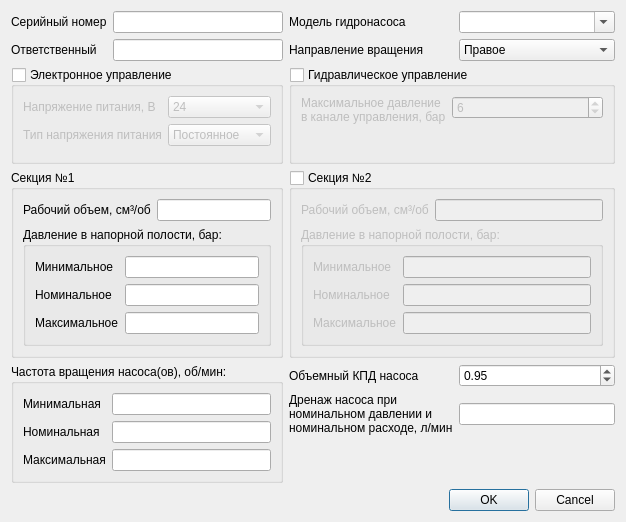
Above: pump_title_info.ui from firef0xff/SSHGS01 before the change. Below: the same form after it.
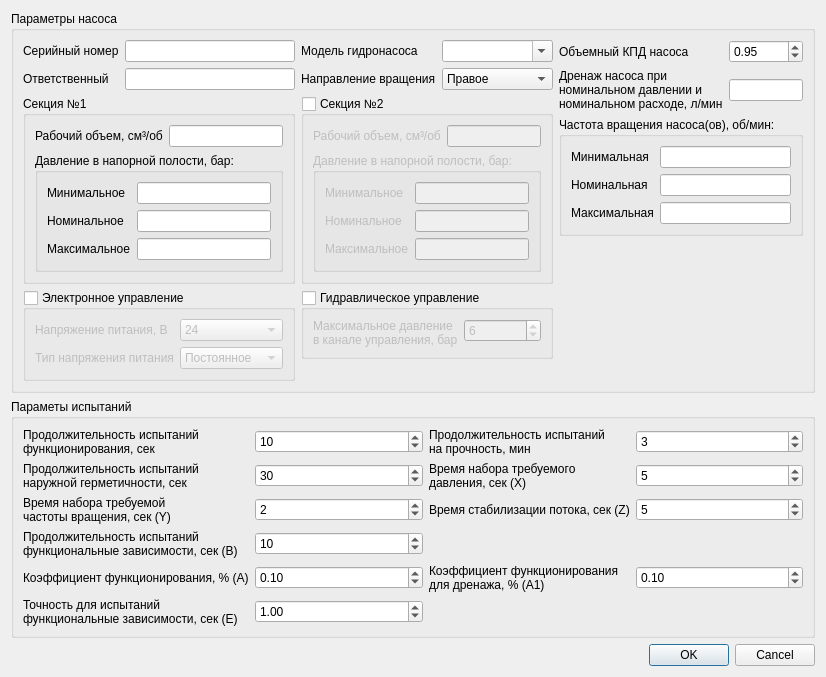
That is the form after the change.

Commit message:
убрал лишнее окно параметров
1.5ч

```diff
--- a/pump_title_info.ui
+++ b/pump_title_info.ui
@@ -6,8 +6,8 @@
    <rect>
     <x>0</x>
     <y>0</y>
-    <width>626</width>
-    <height>522</height>
+    <width>736</width>
+    <height>620</height>
    </rect>
   </property>
   <property name="windowTitle">
@@ -15,11 +15,20 @@
   </property>
   <layout class="QVBoxLayout" name="verticalLayout">
    <item>
-    <layout class="QGridLayout" name="gridLayout">
-     <item row="4" column="1" colspan="2">
-      <widget class="QGroupBox" name="ElectricControl">
+    <widget class="QGroupBox" name="groupBox">
        <property name="title">
-        <string>Электронное управление</string>
+      <string>Параметры насоса</string>
+     </property>
+     <layout class="QGridLayout" name="gridLayout_4">
+      <item row="2" column="2" rowspan="6" colspan="2">
+       <layout class="QVBoxLayout" name="verticalLayout_4">
+        <item>
+         <widget class="QGroupBox" name="Section2">
+          <property name="title">
+           <string>Секция №2</string>
+          </property>
+          <property name="flat">
+           <bool>false</bool>
        </property>
        <property name="checkable">
         <bool>true</bool>
@@ -27,110 +36,36 @@
        <property name="checked">
         <bool>false</bool>
        </property>
-       <layout class="QFormLayout" name="formLayout_4">
-        <item row="2" column="0">
-         <widget class="QLabel" name="l_ac_dc">
-          <property name="text">
-           <string>Тип напряжения питания</string>
-          </property>
-         </widget>
-        </item>
-        <item row="1" column="0">
-         <widget class="QLabel" name="l_voltage">
-          <property name="text">
-           <string>Напряжение питания, В</string>
-          </property>
-         </widget>
-        </item>
-        <item row="2" column="1">
-         <widget class="QComboBox" name="AcDc">
-          <property name="currentIndex">
-           <number>0</number>
-          </property>
-          <item>
-           <property name="text">
-            <string>Постоянное</string>
-           </property>
-          </item>
-          <item>
-           <property name="text">
-            <string>Переменное</string>
-           </property>
-          </item>
-         </widget>
-        </item>
-        <item row="1" column="1">
-         <widget class="QComboBox" name="Voltage">
-          <property name="currentIndex">
-           <number>0</number>
-          </property>
-          <item>
-           <property name="text">
-            <string>24</string>
-           </property>
-          </item>
-          <item>
-           <property name="text">
-            <string>48</string>
-           </property>
-          </item>
-          <item>
-           <property name="text">
-            <string>110</string>
-           </property>
-          </item>
-          <item>
-           <property name="text">
-            <string>220</string>
-           </property>
-          </item>
-         </widget>
-        </item>
-       </layout>
-      </widget>
-     </item>
-     <item row="5" column="1" colspan="2">
-      <widget class="QGroupBox" name="Section1">
-       <property name="title">
-        <string>Секция №1</string>
-       </property>
-       <layout class="QGridLayout" name="gridLayout_2">
-        <item row="0" column="0">
-         <widget class="QLabel" name="l_work_volume">
-          <property name="text">
-           <string>Рабочий объем, см³/об</string>
-          </property>
-         </widget>
-        </item>
+          <layout class="QGridLayout" name="gridLayout_3">
         <item row="1" column="0" colspan="2">
-         <widget class="QGroupBox" name="Pressure">
+            <widget class="QGroupBox" name="Pressure_2">
           <property name="title">
            <string>Давление в напорной полости, бар:</string>
           </property>
-          <layout class="QFormLayout" name="formLayout_3">
+             <layout class="QFormLayout" name="formLayout_6">
            <item row="0" column="0">
-            <widget class="QLabel" name="l_min_pressure">
+               <widget class="QLabel" name="l_min_pressure_2">
              <property name="text">
               <string>Минимальное</string>
              </property>
             </widget>
            </item>
            <item row="1" column="0">
-            <widget class="QLabel" name="l_nom_pressure">
+               <widget class="QLabel" name="l_nom_pressure_2">
              <property name="text">
               <string>Номинальное</string>
              </property>
             </widget>
            </item>
            <item row="2" column="0">
-            <widget class="QLabel" name="l_max_pressure">
+               <widget class="QLabel" name="l_max_pressure_2">
              <property name="text">
               <string>Максимальное</string>
              </property>
             </widget>
            </item>
            <item row="0" column="1">
-            <widget class="QLineEdit" name="MinPressure">
+               <widget class="QLineEdit" name="MinPressure_2">
              <property name="toolTip">
               <string>0...450 бар</string>
              </property>
@@ -140,7 +75,7 @@
             </widget>
            </item>
            <item row="1" column="1">
-            <widget class="QLineEdit" name="NomPressure">
+               <widget class="QLineEdit" name="NomPressure_2">
              <property name="toolTip">
               <string>0...450 бар</string>
              </property>
@@ -150,7 +85,7 @@
             </widget>
            </item>
            <item row="2" column="1">
-            <widget class="QLineEdit" name="MaxPressure">
+               <widget class="QLineEdit" name="MaxPressure_2">
              <property name="toolTip">
               <string>0...450 бар</string>
              </property>
@@ -162,8 +97,15 @@
           </layout>
          </widget>
         </item>
+           <item row="0" column="0">
+            <widget class="QLabel" name="l_work_volume_2">
+             <property name="text">
+              <string>Рабочий объем, см³/об</string>
+             </property>
+            </widget>
+           </item>
         <item row="0" column="1">
-         <widget class="QLineEdit" name="WorkVolume">
+            <widget class="QLineEdit" name="WorkVolume_2">
           <property name="toolTip">
            <string>0...355 см³/об</string>
           </property>
@@ -175,49 +117,14 @@
        </layout>
       </widget>
      </item>
-     <item row="0" column="2">
-      <widget class="QLineEdit" name="SerNo"/>
-     </item>
-     <item row="0" column="3">
-      <widget class="QLabel" name="l_model">
-       <property name="text">
-        <string>Модель гидронасоса</string>
-       </property>
-      </widget>
-     </item>
-     <item row="2" column="4">
-      <widget class="QComboBox" name="Spin">
-       <property name="currentIndex">
-        <number>1</number>
-       </property>
        <item>
-        <property name="text">
-         <string>Левое</string>
-        </property>
-       </item>
-       <item>
-        <property name="text">
-         <string>Правое</string>
-        </property>
-       </item>
-      </widget>
-     </item>
-     <item row="6" column="3">
-      <widget class="QLabel" name="l_volume_kpd">
-       <property name="text">
-        <string>Объемный КПД насоса</string>
-       </property>
-      </widget>
-     </item>
-     <item row="0" column="1">
-      <widget class="QLabel" name="l_ser_no">
-       <property name="text">
-        <string>Серийный номер</string>
-       </property>
-      </widget>
-     </item>
-     <item row="4" column="3" colspan="2">
       <widget class="QGroupBox" name="HydroControl">
+          <property name="sizePolicy">
+           <sizepolicy hsizetype="Preferred" vsizetype="Maximum">
+            <horstretch>0</horstretch>
+            <verstretch>0</verstretch>
+           </sizepolicy>
+          </property>
        <property name="title">
         <string>Гидравлическое управление</string>
        </property>
@@ -252,8 +159,11 @@
           </property>
          </widget>
         </item>
-        <item row="1" column="0">
-         <spacer name="verticalSpacer">
+          </layout>
+         </widget>
+        </item>
+        <item>
+         <spacer name="verticalSpacer_3">
           <property name="orientation">
            <enum>Qt::Vertical</enum>
           </property>
@@ -266,9 +176,103 @@
          </spacer>
         </item>
        </layout>
-      </widget>
-     </item>
-     <item row="6" column="1" rowspan="4" colspan="2">
+      </item>
+      <item row="0" column="1">
+       <widget class="QLineEdit" name="SerNo"/>
+      </item>
+      <item row="0" column="2">
+       <widget class="QLabel" name="l_model">
+        <property name="text">
+         <string>Модель гидронасоса</string>
+        </property>
+       </widget>
+      </item>
+      <item row="1" column="1">
+       <widget class="QLineEdit" name="User"/>
+      </item>
+      <item row="1" column="3">
+       <widget class="QComboBox" name="Spin">
+        <property name="currentIndex">
+         <number>1</number>
+        </property>
+        <item>
+         <property name="text">
+          <string>Левое</string>
+         </property>
+        </item>
+        <item>
+         <property name="text">
+          <string>Правое</string>
+         </property>
+        </item>
+       </widget>
+      </item>
+      <item row="1" column="0">
+       <widget class="QLabel" name="l_user">
+        <property name="text">
+         <string>Ответственный</string>
+        </property>
+       </widget>
+      </item>
+      <item row="1" column="2">
+       <widget class="QLabel" name="l_spin">
+        <property name="text">
+         <string>Направление вращения</string>
+        </property>
+       </widget>
+      </item>
+      <item row="0" column="4" rowspan="8">
+       <layout class="QVBoxLayout" name="verticalLayout_2">
+        <item>
+         <layout class="QGridLayout" name="gridLayout_5">
+          <item row="0" column="1">
+           <widget class="QDoubleSpinBox" name="VolumeKPD">
+            <property name="toolTip">
+             <string>0...1</string>
+            </property>
+            <property name="toolTipDuration">
+             <number>1000</number>
+            </property>
+            <property name="maximum">
+             <double>1.000000000000000</double>
+            </property>
+            <property name="singleStep">
+             <double>0.010000000000000</double>
+            </property>
+            <property name="value">
+             <double>0.950000000000000</double>
+            </property>
+           </widget>
+          </item>
+          <item row="0" column="0">
+           <widget class="QLabel" name="l_volume_kpd">
+            <property name="text">
+             <string>Объемный КПД насоса</string>
+            </property>
+           </widget>
+          </item>
+          <item row="1" column="0">
+           <widget class="QLabel" name="l_drainage">
+            <property name="text">
+             <string>Дренаж насоса при
+номинальном давлении и
+номинальном расходе, л/мин</string>
+            </property>
+           </widget>
+          </item>
+          <item row="1" column="1">
+           <widget class="QLineEdit" name="Drainage">
+            <property name="toolTip">
+             <string>0.7...90 л/мин</string>
+            </property>
+            <property name="toolTipDuration">
+             <number>1000</number>
+            </property>
+           </widget>
+          </item>
+         </layout>
+        </item>
+        <item>
       <widget class="QGroupBox" name="Frequency">
        <property name="title">
         <string>Частота вращения насоса(ов), об/мин:</string>
@@ -334,142 +338,317 @@
        </layout>
       </widget>
      </item>
-     <item row="2" column="1">
-      <widget class="QLabel" name="l_user">
-       <property name="text">
-        <string>Ответственный</string>
-       </property>
-      </widget>
-     </item>
-     <item row="2" column="2">
-      <widget class="QLineEdit" name="User"/>
-     </item>
-     <item row="7" column="3">
-      <widget class="QLabel" name="l_drainage">
-       <property name="text">
-        <string>Дренаж насоса при
-номинальном давлении и
-номинальном расходе, л/мин</string>
-       </property>
-      </widget>
-     </item>
-     <item row="5" column="3" colspan="2">
-      <widget class="QGroupBox" name="Section2">
-       <property name="title">
-        <string>Секция №2</string>
-       </property>
-       <property name="flat">
-        <bool>false</bool>
-       </property>
-       <property name="checkable">
-        <bool>true</bool>
-       </property>
-       <property name="checked">
-        <bool>false</bool>
-       </property>
-       <layout class="QGridLayout" name="gridLayout_3">
-        <item row="0" column="0">
-         <widget class="QLabel" name="l_work_volume_2">
-          <property name="text">
-           <string>Рабочий объем, см³/об</string>
-          </property>
-         </widget>
-        </item>
-        <item row="1" column="0" colspan="2">
-         <widget class="QGroupBox" name="Pressure_2">
-          <property name="title">
-           <string>Давление в напорной полости, бар:</string>
-          </property>
-          <layout class="QFormLayout" name="formLayout_6">
+        <item>
+         <spacer name="verticalSpacer_2">
+          <property name="orientation">
+           <enum>Qt::Vertical</enum>
+          </property>
+          <property name="sizeHint" stdset="0">
+           <size>
+            <width>20</width>
+            <height>40</height>
+           </size>
+          </property>
+         </spacer>
+        </item>
+       </layout>
+      </item>
            <item row="0" column="0">
-            <widget class="QLabel" name="l_min_pressure_2">
+       <widget class="QLabel" name="l_ser_no">
              <property name="text">
-              <string>Минимальное</string>
+         <string>Серийный номер</string>
              </property>
             </widget>
            </item>
-           <item row="1" column="0">
-            <widget class="QLabel" name="l_nom_pressure_2">
-             <property name="text">
-              <string>Номинальное</string>
-             </property>
-            </widget>
-           </item>
-           <item row="2" column="0">
-            <widget class="QLabel" name="l_max_pressure_2">
-             <property name="text">
-              <string>Максимальное</string>
-             </property>
-            </widget>
-           </item>
-           <item row="0" column="1">
-            <widget class="QLineEdit" name="MinPressure_2">
-             <property name="toolTip">
-              <string>0...450 бар</string>
-             </property>
-             <property name="toolTipDuration">
-              <number>1000</number>
-             </property>
-            </widget>
-           </item>
-           <item row="1" column="1">
-            <widget class="QLineEdit" name="NomPressure_2">
-             <property name="toolTip">
-              <string>0...450 бар</string>
-             </property>
-             <property name="toolTipDuration">
-              <number>1000</number>
-             </property>
-            </widget>
-           </item>
-           <item row="2" column="1">
-            <widget class="QLineEdit" name="MaxPressure_2">
-             <property name="toolTip">
-              <string>0...450 бар</string>
-             </property>
-             <property name="toolTipDuration">
-              <number>1000</number>
-             </property>
-            </widget>
-           </item>
-          </layout>
-         </widget>
-        </item>
-        <item row="0" column="1">
-         <widget class="QLineEdit" name="WorkVolume_2">
-          <property name="toolTip">
-           <string>0...355 см³/об</string>
-          </property>
-          <property name="toolTipDuration">
-           <number>1000</number>
-          </property>
-         </widget>
-        </item>
-       </layout>
-      </widget>
-     </item>
-     <item row="2" column="3">
-      <widget class="QLabel" name="l_spin">
-       <property name="text">
-        <string>Направление вращения</string>
-       </property>
-      </widget>
-     </item>
-     <item row="0" column="4">
+      <item row="0" column="3">
       <widget class="QComboBox" name="Model">
        <property name="editable">
         <bool>true</bool>
        </property>
       </widget>
      </item>
-     <item row="6" column="4">
-      <widget class="QDoubleSpinBox" name="VolumeKPD">
+      <item row="2" column="0" rowspan="6" colspan="2">
+       <layout class="QVBoxLayout" name="verticalLayout_3">
+        <property name="topMargin">
+         <number>0</number>
+        </property>
+        <property name="bottomMargin">
+         <number>0</number>
+        </property>
+        <item>
+         <widget class="QGroupBox" name="Section1">
+          <property name="title">
+           <string>Секция №1</string>
+          </property>
+          <layout class="QGridLayout" name="gridLayout_2">
+           <item row="1" column="0" colspan="2">
+            <widget class="QGroupBox" name="Pressure">
+             <property name="title">
+              <string>Давление в напорной полости, бар:</string>
+             </property>
+             <layout class="QFormLayout" name="formLayout_3">
+              <item row="0" column="0">
+               <widget class="QLabel" name="l_min_pressure">
+                <property name="text">
+                 <string>Минимальное</string>
+                </property>
+               </widget>
+              </item>
+              <item row="1" column="0">
+               <widget class="QLabel" name="l_nom_pressure">
+                <property name="text">
+                 <string>Номинальное</string>
+                </property>
+               </widget>
+              </item>
+              <item row="2" column="0">
+               <widget class="QLabel" name="l_max_pressure">
+                <property name="text">
+                 <string>Максимальное</string>
+                </property>
+               </widget>
+              </item>
+              <item row="0" column="1">
+               <widget class="QLineEdit" name="MinPressure">
        <property name="toolTip">
+                 <string>0...450 бар</string>
+                </property>
+                <property name="toolTipDuration">
+                 <number>1000</number>
+                </property>
+               </widget>
+              </item>
+              <item row="1" column="1">
+               <widget class="QLineEdit" name="NomPressure">
+                <property name="toolTip">
+                 <string>0...450 бар</string>
+                </property>
+                <property name="toolTipDuration">
+                 <number>1000</number>
+                </property>
+               </widget>
+              </item>
+              <item row="2" column="1">
+               <widget class="QLineEdit" name="MaxPressure">
+                <property name="toolTip">
+                 <string>0...450 бар</string>
+                </property>
+                <property name="toolTipDuration">
+                 <number>1000</number>
+                </property>
+               </widget>
+              </item>
+             </layout>
+            </widget>
+           </item>
+           <item row="0" column="0">
+            <widget class="QLabel" name="l_work_volume">
+             <property name="text">
+              <string>Рабочий объем, см³/об</string>
+             </property>
+            </widget>
+           </item>
+           <item row="0" column="1">
+            <widget class="QLineEdit" name="WorkVolume">
+             <property name="toolTip">
+              <string>0...355 см³/об</string>
+             </property>
+             <property name="toolTipDuration">
+              <number>1000</number>
+             </property>
+            </widget>
+           </item>
+          </layout>
+         </widget>
+        </item>
+        <item>
+         <widget class="QGroupBox" name="ElectricControl">
+          <property name="sizePolicy">
+           <sizepolicy hsizetype="Preferred" vsizetype="Maximum">
+            <horstretch>0</horstretch>
+            <verstretch>0</verstretch>
+           </sizepolicy>
+          </property>
+          <property name="title">
+           <string>Электронное управление</string>
+          </property>
+          <property name="checkable">
+           <bool>true</bool>
+          </property>
+          <property name="checked">
+           <bool>false</bool>
+          </property>
+          <layout class="QFormLayout" name="formLayout_4">
+           <item row="1" column="0">
+            <widget class="QLabel" name="l_voltage">
+             <property name="text">
+              <string>Напряжение питания, В</string>
+             </property>
+            </widget>
+           </item>
+           <item row="1" column="1">
+            <widget class="QComboBox" name="Voltage">
+             <property name="currentIndex">
+              <number>0</number>
+             </property>
+             <item>
+              <property name="text">
+               <string>24</string>
+              </property>
+             </item>
+             <item>
+              <property name="text">
+               <string>48</string>
+              </property>
+             </item>
+             <item>
+              <property name="text">
+               <string>110</string>
+              </property>
+             </item>
+             <item>
+              <property name="text">
+               <string>220</string>
+              </property>
+             </item>
+            </widget>
+           </item>
+           <item row="2" column="0">
+            <widget class="QLabel" name="l_ac_dc">
+             <property name="text">
+              <string>Тип напряжения питания</string>
+             </property>
+            </widget>
+           </item>
+           <item row="2" column="1">
+            <widget class="QComboBox" name="AcDc">
+             <property name="currentIndex">
+              <number>0</number>
+             </property>
+             <item>
+              <property name="text">
+               <string>Постоянное</string>
+              </property>
+             </item>
+             <item>
+              <property name="text">
+               <string>Переменное</string>
+              </property>
+             </item>
+            </widget>
+           </item>
+          </layout>
+         </widget>
+        </item>
+        <item>
+         <spacer name="verticalSpacer">
+          <property name="orientation">
+           <enum>Qt::Vertical</enum>
+          </property>
+          <property name="sizeHint" stdset="0">
+           <size>
+            <width>20</width>
+            <height>40</height>
+           </size>
+          </property>
+         </spacer>
+        </item>
+       </layout>
+      </item>
+     </layout>
+     <zorder>User</zorder>
+     <zorder>SerNo</zorder>
+     <zorder>Spin</zorder>
+     <zorder>l_user</zorder>
+     <zorder>l_ser_no</zorder>
+     <zorder>l_spin</zorder>
+     <zorder>l_model</zorder>
+     <zorder>Model</zorder>
+    </widget>
+   </item>
+   <item>
+    <widget class="QGroupBox" name="groupBox_2">
+     <property name="title">
+      <string>Параметы испытаний</string>
+     </property>
+     <layout class="QGridLayout" name="gridLayout">
+      <item row="0" column="1">
+       <widget class="QSpinBox" name="FuncTestTime">
+        <property name="toolTip">
+         <string>0...360 сек</string>
+        </property>
+        <property name="toolTipDuration">
+         <number>1000</number>
+        </property>
+        <property name="maximum">
+         <number>360</number>
+        </property>
+        <property name="value">
+         <number>10</number>
+        </property>
+       </widget>
+      </item>
+      <item row="1" column="2">
+       <widget class="QLabel" name="l_x">
+        <property name="text">
+         <string>Время набора требуемого
+давления, сек (X)</string>
+        </property>
+       </widget>
+      </item>
+      <item row="2" column="1">
+       <widget class="QSpinBox" name="Y">
+        <property name="toolTip">
+         <string>1...60 сек</string>
+        </property>
+        <property name="toolTipDuration">
+         <number>1000</number>
+        </property>
+        <property name="minimum">
+         <number>1</number>
+        </property>
+        <property name="maximum">
+         <number>60</number>
+        </property>
+        <property name="value">
+         <number>2</number>
+        </property>
+       </widget>
+      </item>
+      <item row="0" column="0">
+       <widget class="QLabel" name="l_func_test_time">
+        <property name="text">
+         <string>Продолжительность испытаний
+функционирования, сек</string>
+        </property>
+       </widget>
+      </item>
+      <item row="3" column="0">
+       <widget class="QLabel" name="l_b">
+        <property name="text">
+         <string>Продолжительность испытаний
+функциональные зависимости, сек (В)</string>
+        </property>
+       </widget>
+      </item>
+      <item row="2" column="2">
+       <widget class="QLabel" name="l_z">
+        <property name="text">
+         <string>Время стабилизации потока, сек (Z)</string>
+        </property>
+       </widget>
+      </item>
+      <item row="4" column="1">
+       <widget class="QDoubleSpinBox" name="A">
+        <property name="toolTip">
         <string>0...1</string>
        </property>
        <property name="toolTipDuration">
         <number>1000</number>
        </property>
+        <property name="minimum">
+         <double>0.000000000000000</double>
+        </property>
        <property name="maximum">
         <double>1.000000000000000</double>
        </property>
@@ -477,21 +656,189 @@
         <double>0.010000000000000</double>
        </property>
        <property name="value">
-        <double>0.950000000000000</double>
+         <double>0.100000000000000</double>
        </property>
       </widget>
      </item>
-     <item row="7" column="4">
-      <widget class="QLineEdit" name="Drainage">
+      <item row="4" column="3">
+       <widget class="QDoubleSpinBox" name="A1">
        <property name="toolTip">
         <string>0.7...90 л/мин</string>
        </property>
        <property name="toolTipDuration">
         <number>1000</number>
        </property>
-      </widget>
-     </item>
-    </layout>
+        <property name="maximum">
+         <double>1.000000000000000</double>
+        </property>
+        <property name="singleStep">
+         <double>0.010000000000000</double>
+        </property>
+        <property name="value">
+         <double>0.100000000000000</double>
+        </property>
+       </widget>
+      </item>
+      <item row="1" column="0">
+       <widget class="QLabel" name="l_herm_test_time">
+        <property name="text">
+         <string>Продолжительность испытаний
+наружной герметичности, сек</string>
+        </property>
+       </widget>
+      </item>
+      <item row="5" column="0">
+       <widget class="QLabel" name="l_e">
+        <property name="text">
+         <string>Точность для испытаний
+функциональные зависимости, сек (Е)</string>
+        </property>
+       </widget>
+      </item>
+      <item row="1" column="1">
+       <widget class="QSpinBox" name="HermTestTime">
+        <property name="toolTip">
+         <string>0...360 сек</string>
+        </property>
+        <property name="toolTipDuration">
+         <number>1000</number>
+        </property>
+        <property name="maximum">
+         <number>360</number>
+        </property>
+        <property name="value">
+         <number>30</number>
+        </property>
+       </widget>
+      </item>
+      <item row="0" column="3">
+       <widget class="QSpinBox" name="StrongTestTime">
+        <property name="toolTip">
+         <string>1...10 мин</string>
+        </property>
+        <property name="toolTipDuration">
+         <number>1000</number>
+        </property>
+        <property name="maximum">
+         <number>10</number>
+        </property>
+        <property name="value">
+         <number>3</number>
+        </property>
+       </widget>
+      </item>
+      <item row="2" column="0">
+       <widget class="QLabel" name="l_y">
+        <property name="text">
+         <string>Время набора требуемой
+частоты вращения, сек (Y)</string>
+        </property>
+       </widget>
+      </item>
+      <item row="1" column="3">
+       <widget class="QSpinBox" name="X">
+        <property name="toolTip">
+         <string>1...60 сек</string>
+        </property>
+        <property name="toolTipDuration">
+         <number>1000</number>
+        </property>
+        <property name="minimum">
+         <number>1</number>
+        </property>
+        <property name="maximum">
+         <number>60</number>
+        </property>
+        <property name="value">
+         <number>5</number>
+        </property>
+       </widget>
+      </item>
+      <item row="5" column="1">
+       <widget class="QDoubleSpinBox" name="E">
+        <property name="toolTip">
+         <string>0.5...60 сек</string>
+        </property>
+        <property name="toolTipDuration">
+         <number>1000</number>
+        </property>
+        <property name="minimum">
+         <double>0.500000000000000</double>
+        </property>
+        <property name="maximum">
+         <double>60.000000000000000</double>
+        </property>
+        <property name="singleStep">
+         <double>0.500000000000000</double>
+        </property>
+        <property name="value">
+         <double>1.000000000000000</double>
+        </property>
+       </widget>
+      </item>
+      <item row="4" column="0">
+       <widget class="QLabel" name="l_a">
+        <property name="text">
+         <string>Коэффициент функционирования, % (А)</string>
+        </property>
+       </widget>
+      </item>
+      <item row="3" column="1">
+       <widget class="QSpinBox" name="B">
+        <property name="toolTip">
+         <string>1...360 сек</string>
+        </property>
+        <property name="toolTipDuration">
+         <number>1000</number>
+        </property>
+        <property name="minimum">
+         <number>1</number>
+        </property>
+        <property name="maximum">
+         <number>360</number>
+        </property>
+        <property name="value">
+         <number>10</number>
+        </property>
+       </widget>
+      </item>
+      <item row="4" column="2">
+       <widget class="QLabel" name="l_a1">
+        <property name="text">
+         <string>Коэффициент функционирования
+для дренажа, % (А1)</string>
+        </property>
+       </widget>
+      </item>
+      <item row="0" column="2">
+       <widget class="QLabel" name="l_strong_test_time">
+        <property name="text">
+         <string>Продолжительность испытаний
+на прочность, мин</string>
+        </property>
+       </widget>
+      </item>
+      <item row="2" column="3">
+       <widget class="QSpinBox" name="Z">
+        <property name="toolTip">
+         <string>1...600</string>
+        </property>
+        <property name="toolTipDuration">
+         <number>1000</number>
+        </property>
+        <property name="minimum">
+         <number>1</number>
+        </property>
+        <property name="maximum">
+         <number>600</number>
+        </property>
+        <property name="value">
+         <number>5</number>
+        </property>
+       </widget>
+      </item>
+     </layout>
+    </widget>
    </item>
    <item>
     <widget class="QDialogButtonBox" name="AnsverBox">
```
Left out of the diff: 2 changed lines with no effect on the pictures. Lines whose indentation alone changed are shown as unchanged. The commit also changes 6 other files.
